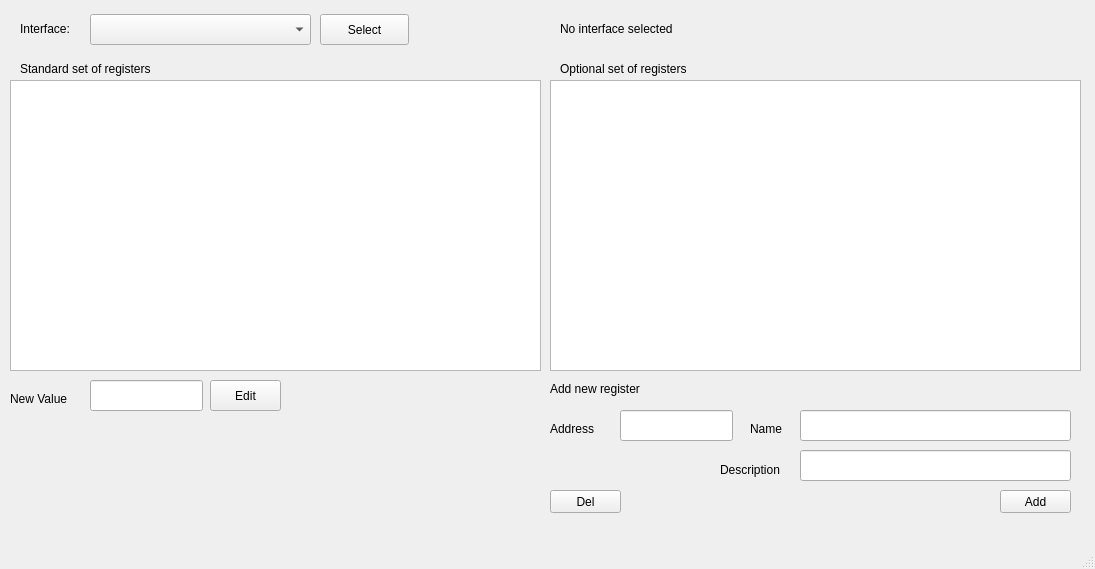
The window that res/mainwindow.ui (simonows/phyer) describes before a commit, drawn with Qt 5.
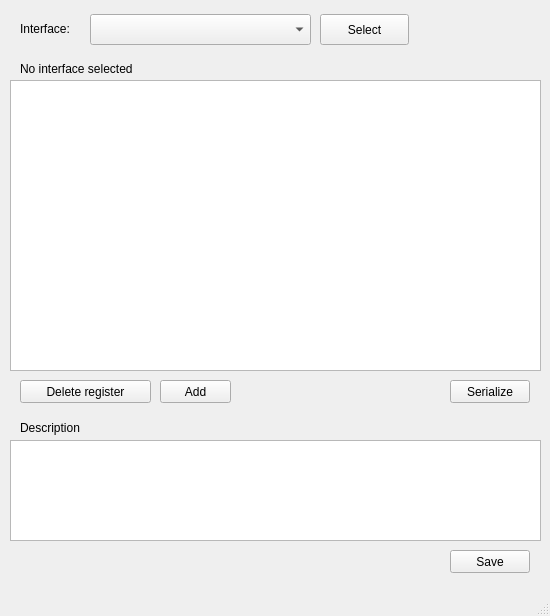
The same window after the commit.

Commit message: Merdge register windows

```diff
--- a/res/mainwindow.ui
+++ b/res/mainwindow.ui
@@ -6,8 +6,8 @@
    <rect>
     <x>0</x>
     <y>0</y>
-    <width>1095</width>
-    <height>569</height>
+    <width>550</width>
+    <height>616</height>
    </rect>
   </property>
   <property name="sizePolicy">
@@ -30,37 +30,24 @@
      </rect>
     </property>
    </widget>
-   <widget class="QPushButton" name="editButton">
-    <property name="geometry">
-     <rect>
-      <x>210</x>
-      <y>380</y>
-      <width>71</width>
-      <height>31</height>
-     </rect>
-    </property>
-    <property name="text">
-     <string>Edit</string>
-    </property>
-   </widget>
    <widget class="QPushButton" name="deleteButton">
     <property name="geometry">
      <rect>
-      <x>550</x>
-      <y>490</y>
-      <width>71</width>
+      <x>20</x>
+      <y>380</y>
+      <width>131</width>
       <height>23</height>
      </rect>
     </property>
     <property name="text">
-     <string>Del</string>
+     <string>Delete register</string>
     </property>
    </widget>
    <widget class="QPushButton" name="pushButton">
     <property name="geometry">
      <rect>
-      <x>1000</x>
-      <y>490</y>
+      <x>160</x>
+      <y>380</y>
       <width>71</width>
       <height>23</height>
      </rect>
@@ -69,42 +56,6 @@
      <string>Add</string>
     </property>
    </widget>
-   <widget class="QTableView" name="tableView2">
-    <property name="geometry">
-     <rect>
-      <x>550</x>
-      <y>80</y>
-      <width>531</width>
-      <height>291</height>
-     </rect>
-    </property>
-   </widget>
-   <widget class="QLabel" name="label">
-    <property name="geometry">
-     <rect>
-      <x>20</x>
-      <y>60</y>
-      <width>171</width>
-      <height>17</height>
-     </rect>
-    </property>
-    <property name="text">
-     <string>Standard set of registers</string>
-    </property>
-   </widget>
-   <widget class="QLabel" name="label_2">
-    <property name="geometry">
-     <rect>
-      <x>560</x>
-      <y>60</y>
-      <width>171</width>
-      <height>17</height>
-     </rect>
-    </property>
-    <property name="text">
-     <string>Optional set of registers</string>
-    </property>
-   </widget>
    <widget class="QComboBox" name="interfaceComboBox">
     <property name="geometry">
      <rect>
@@ -144,8 +95,8 @@
    <widget class="QLabel" name="infoLabel">
     <property name="geometry">
      <rect>
-      <x>560</x>
-      <y>20</y>
+      <x>20</x>
+      <y>60</y>
       <width>501</width>
       <height>17</height>
      </rect>
@@ -154,111 +105,55 @@
      <string>No interface selected</string>
     </property>
    </widget>
-   <widget class="QLineEdit" name="lineEdit">
-    <property name="geometry">
-     <rect>
-      <x>90</x>
-      <y>380</y>
-      <width>113</width>
-      <height>31</height>
-     </rect>
-    </property>
-   </widget>
-   <widget class="QLabel" name="label_4">
+   <widget class="QTextEdit" name="descEdit">
     <property name="geometry">
      <rect>
       <x>10</x>
-      <y>390</y>
-      <width>171</width>
-      <height>17</height>
+      <y>440</y>
+      <width>531</width>
+      <height>101</height>
      </rect>
     </property>
-    <property name="text">
-     <string>New Value</string>
-    </property>
    </widget>
-   <widget class="QLabel" name="label_5">
+   <widget class="QLabel" name="label">
     <property name="geometry">
      <rect>
-      <x>550</x>
-      <y>380</y>
-      <width>121</width>
-      <height>17</height>
-     </rect>
-    </property>
-    <property name="text">
-     <string>Add new register</string>
-    </property>
-   </widget>
-   <widget class="QLineEdit" name="lineEdit_2">
-    <property name="geometry">
-     <rect>
-      <x>620</x>
-      <y>410</y>
-      <width>113</width>
-      <height>31</height>
-     </rect>
-    </property>
-   </widget>
-   <widget class="QLabel" name="label_6">
-    <property name="geometry">
-     <rect>
-      <x>550</x>
+      <x>20</x>
       <y>420</y>
-      <width>61</width>
-      <height>17</height>
-     </rect>
-    </property>
-    <property name="text">
-     <string>Address</string>
-    </property>
-   </widget>
-   <widget class="QLabel" name="label_7">
-    <property name="geometry">
-     <rect>
-      <x>750</x>
-      <y>420</y>
-      <width>41</width>
-      <height>17</height>
-     </rect>
-    </property>
-    <property name="text">
-     <string>Name</string>
-    </property>
-   </widget>
-   <widget class="QLineEdit" name="lineEdit_3">
-    <property name="geometry">
-     <rect>
-      <x>800</x>
-      <y>410</y>
-      <width>271</width>
-      <height>31</height>
-     </rect>
-    </property>
-   </widget>
-   <widget class="QLineEdit" name="lineEdit_4">
-    <property name="geometry">
-     <rect>
-      <x>800</x>
-      <y>450</y>
-      <width>271</width>
-      <height>31</height>
-     </rect>
-    </property>
-   </widget>
-   <widget class="QLabel" name="label_8">
-    <property name="geometry">
-     <rect>
-      <x>720</x>
-      <y>460</y>
       <width>71</width>
-      <height>20</height>
+      <height>16</height>
      </rect>
     </property>
     <property name="text">
      <string>Description</string>
     </property>
    </widget>
+   <widget class="QPushButton" name="saveButton">
+    <property name="geometry">
+     <rect>
+      <x>450</x>
+      <y>550</y>
+      <width>80</width>
+      <height>23</height>
+     </rect>
+    </property>
+    <property name="text">
+     <string>Save</string>
+    </property>
+   </widget>
+   <widget class="QPushButton" name="serializeButton">
+    <property name="geometry">
+     <rect>
+      <x>450</x>
+      <y>380</y>
+      <width>80</width>
+      <height>23</height>
+     </rect>
+    </property>
+    <property name="text">
+     <string>Serialize</string>
+    </property>
+   </widget>
   </widget>
   <widget class="QMenuBar" name="menubar">
    <property name="geometry">
```
Left out of the diff: 2 changed lines with no effect on the pictures. The commit also changes 14 other files.
